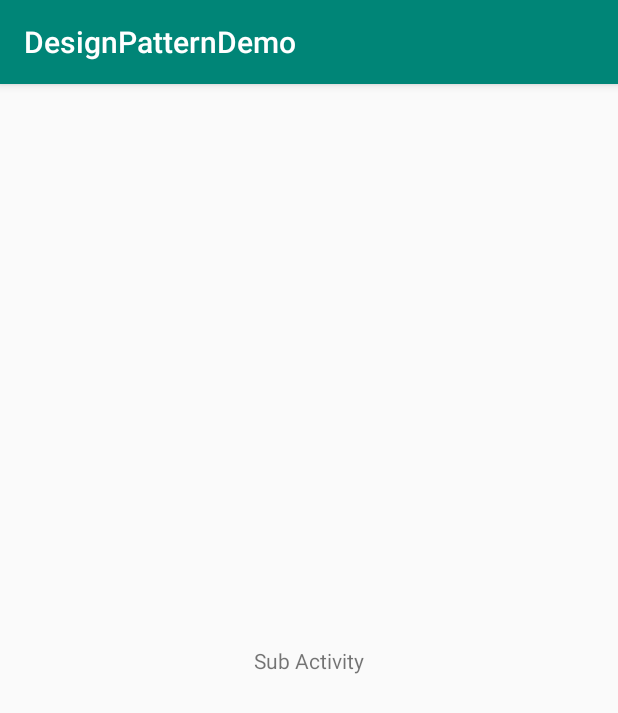
After one commit to rahulabrol/DesignPatternDemo, an Android app: the SubActivity screen opened directly, with no data from a screen before it, on a phone screen of 412 x 824 dp. The commit adds this screen. Shown: the top 713 px of the screen. Run offline under Robolectric (Android 15) with nearby library versions, the phone set to English and light mode, and no system bars.

Commit message:
lyfecycle execution of activity a to b

```diff
--- a/app/src/main/AndroidManifest.xml
+++ b/app/src/main/AndroidManifest.xml
@@ -10,13 +10,13 @@
             android:supportsRtl="true"
             android:theme="@style/AppTheme">
 
-        <activity android:name=".problems.config_handling_with_fragments.MainActivity">
+        <!--<activity android:name=".problems.config_handling_with_fragments.MainActivity">
             <intent-filter>
                 <action android:name="android.intent.action.MAIN" />
 
                 <category android:name="android.intent.category.LAUNCHER" />
             </intent-filter>
-        </activity>
+        </activity>-->
 
 
         <activity android:name=".MainActivity">
@@ -26,6 +26,7 @@
                 <category android:name="android.intent.category.LAUNCHER" />
             </intent-filter>
         </activity>
+        <activity android:name=".SubActivity" />
 
 
     </application>
--- /dev/null
+++ b/app/src/main/java/com/example/designpatterndemo/SubActivity.java
@@ -0,0 +1,71 @@
+package com.example.designpatterndemo;
+
+import android.os.Bundle;
+import android.support.annotation.Nullable;
+import android.support.v7.app.AppCompatActivity;
+import android.util.Log;
+
+public class SubActivity extends AppCompatActivity {
+    private static final String TAG = "SubActivity";
+
+    @Override
+    protected void onCreate(@Nullable Bundle savedInstanceState) {
+        super.onCreate(savedInstanceState);
+        setContentView(R.layout.activity_sub);
+        Log.e(TAG, "onCreate called");
+    }
+
+    @Override
+    protected void onStart() {
+        super.onStart();
+        Log.e(TAG, "onStart called");
+    }
+
+    @Override
+    protected void onResume() {
+        super.onResume();
+        Log.e(TAG, "onResume called");
+    }
+
+    @Override
+    protected void onPause() {
+        super.onPause();
+        Log.e(TAG, "onPause called");
+    }
+
+    @Override
+    protected void onStop() {
+        super.onStop();
+        Log.e(TAG, "onStop called");
+    }
+
+    @Override
+    protected void onRestart() {
+        super.onRestart();
+        Log.e(TAG, "onRestart called");
+    }
+
+    @Override
+    protected void onDestroy() {
+        super.onDestroy();
+        Log.e(TAG, "onDestroy called");
+    }
+
+    @Override
+    protected void onSaveInstanceState(Bundle outState) {
+        super.onSaveInstanceState(outState);
+        Log.e(TAG, "onSaveInstanceState called");
+    }
+
+    @Override
+    protected void onRestoreInstanceState(Bundle savedInstanceState) {
+        super.onRestoreInstanceState(savedInstanceState);
+        Log.e(TAG, "onRestoreInstanceState called");
+    }
+
+    @Override
+    public void onBackPressed() {
+        super.onBackPressed();
+        Log.e(TAG, "onBackPressed called");
+    }
+}
--- a/app/src/main/java/com/example/designpatterndemo/design_patterns/creational_pattern/abstract_factory_pattern/Circle.kt
+++ b/app/src/main/java/com/example/designpatterndemo/design_patterns/creational_pattern/abstract_factory_pattern/Circle.kt
@@ -4,6 +4,6 @@ package com.example.designpatterndemo.design_patterns.creational_pattern.abstrac
 class Circle : Shape {
 
     override fun draw() {
-        System.out.println("Inside draw method: Class Circle")
+        println("Inside draw method: Class Circle")
     }
 }
--- a/app/src/main/java/com/example/designpatterndemo/design_patterns/creational_pattern/abstract_factory_pattern/Rectangle.kt
+++ b/app/src/main/java/com/example/designpatterndemo/design_patterns/creational_pattern/abstract_factory_pattern/Rectangle.kt
@@ -3,6 +3,6 @@ package com.example.designpatterndemo.design_patterns.creational_pattern.abstrac
 class Rectangle : Shape {
 
     override fun draw() {
-        System.out.println("Inside draw method: Class Rectangle")
+        println("Inside draw method: Class Rectangle")
     }
 }
--- a/app/src/main/java/com/example/designpatterndemo/design_patterns/creational_pattern/factory_pattern/Square.kt
+++ b/app/src/main/java/com/example/designpatterndemo/design_patterns/creational_pattern/factory_pattern/Square.kt
@@ -4,6 +4,6 @@ import com.example.designpatterndemo.design_patterns.creational_pattern.abstract
 
 class Square : Shape {
     override fun draw() {
-        System.out.println("Inside draw method: Class Square")
+        println("Inside draw method: Class Square")
     }
 }
--- a/app/src/main/java/com/example/designpatterndemo/problems/CustomIntentService.java
+++ b/app/src/main/java/com/example/designpatterndemo/problems/CustomIntentService.java
@@ -1,5 +1,6 @@
 package com.example.designpatterndemo.problems;
 
+import android.app.IntentService;
 import android.app.Service;
 import android.content.Intent;
 import android.os.Handler;
@@ -25,6 +26,7 @@ public abstract class CustomIntentService extends Service {
     public CustomIntentService(String name) {
         super();
         this.mName = name;
+//        IntentService
 
     }
 
--- a/app/src/main/java/com/example/designpatterndemo/problems/config_handling_with_fragments/MainActivity.kt
+++ b/app/src/main/java/com/example/designpatterndemo/problems/config_handling_with_fragments/MainActivity.kt
@@ -2,6 +2,7 @@ package com.example.designpatterndemo.problems.config_handling_with_fragments
 
 import android.os.Bundle
 import android.support.v7.app.AppCompatActivity
+import android.widget.TextView
 import com.example.designpatterndemo.R
 
 
@@ -26,7 +27,7 @@ class MainActivity : AppCompatActivity(), TaskFragment.TaskCallbacks {
         super.onCreate(savedInstanceState)
         setContentView(R.layout.activity_main)
 
-
+        findViewById<TextView>(R.id.textView).text = "fragment"
         val fm = supportFragmentManager
         mTaskFragment = fm.findFragmentByTag(TAG_TASK_FRAGMENT) as TaskFragment
 
--- a/app/src/main/java/com/example/designpatterndemo/problems/config_handling_with_fragments/TaskFragment.kt
+++ b/app/src/main/java/com/example/designpatterndemo/problems/config_handling_with_fragments/TaskFragment.kt
@@ -3,6 +3,7 @@ package com.example.designpatterndemo.problems.config_handling_with_fragments
 import android.content.Context
 import android.os.AsyncTask
 import android.os.Bundle
+import android.os.SystemClock
 import android.support.v4.app.Fragment
 
 
@@ -83,12 +84,12 @@ class TaskFragment : Fragment() {
          */
         override fun doInBackground(vararg params: Unit?) {
 
-            /*for (i in 100) {
+            for (i in 1..100) {
                 if (!isCancelled) {
                     SystemClock.sleep(100)
                     publishProgress(i)
                 }
-            }*/
+            }
         }
 
         override fun onProgressUpdate(vararg values: Int?) {
--- a/app/src/main/res/layout/activity_main.xml
+++ b/app/src/main/res/layout/activity_main.xml
@@ -7,9 +7,10 @@
     tools:context=".MainActivity">
 
     <TextView
+            android:id="@+id/textView"
         android:layout_width="wrap_content"
         android:layout_height="wrap_content"
-        android:text="Hello World!"
+        android:text="Main Activity"
         app:layout_constraintBottom_toBottomOf="parent"
         app:layout_constraintLeft_toLeftOf="parent"
         app:layout_constraintRight_toRightOf="parent"
--- /dev/null
+++ b/app/src/main/res/layout/activity_sub.xml
@@ -0,0 +1,18 @@
+<?xml version="1.0" encoding="utf-8"?>
+<android.support.constraint.ConstraintLayout xmlns:android="http://schemas.android.com/apk/res/android"
+        xmlns:app="http://schemas.android.com/apk/res-auto"
+        xmlns:tools="http://schemas.android.com/tools"
+        android:layout_width="match_parent"
+        android:layout_height="match_parent"
+        tools:context=".MainActivity">
+
+    <TextView
+            android:layout_width="wrap_content"
+            android:layout_height="wrap_content"
+            android:text="Sub Activity"
+            app:layout_constraintBottom_toBottomOf="parent"
+            app:layout_constraintLeft_toLeftOf="parent"
+            app:layout_constraintRight_toRightOf="parent"
+            app:layout_constraintTop_toTopOf="parent" />
+
+</android.support.constraint.ConstraintLayout>
```
Also changed, not shown: app/src/main/java/com/example/designpatterndemo/MainActivity.kt (+50 -11 lines), app/src/main/java/com/example/designpatterndemo/custom_ds/binary_tree/CustomBinaryTree.java (+69 -24 lines), app/src/main/java/com/example/designpatterndemo/custom_ds/binary_tree/DeletetionInBST.java (renamed from app/src/main/java/com/example/designpatterndemo/custom_ds/binary_tree/DeleteNodeFromCustomBinarySearchTree.java, +34 -17 lines), app/src/main/java/com/example/designpatterndemo/problems/StringMatching.java (added, +61 -0 lines).
